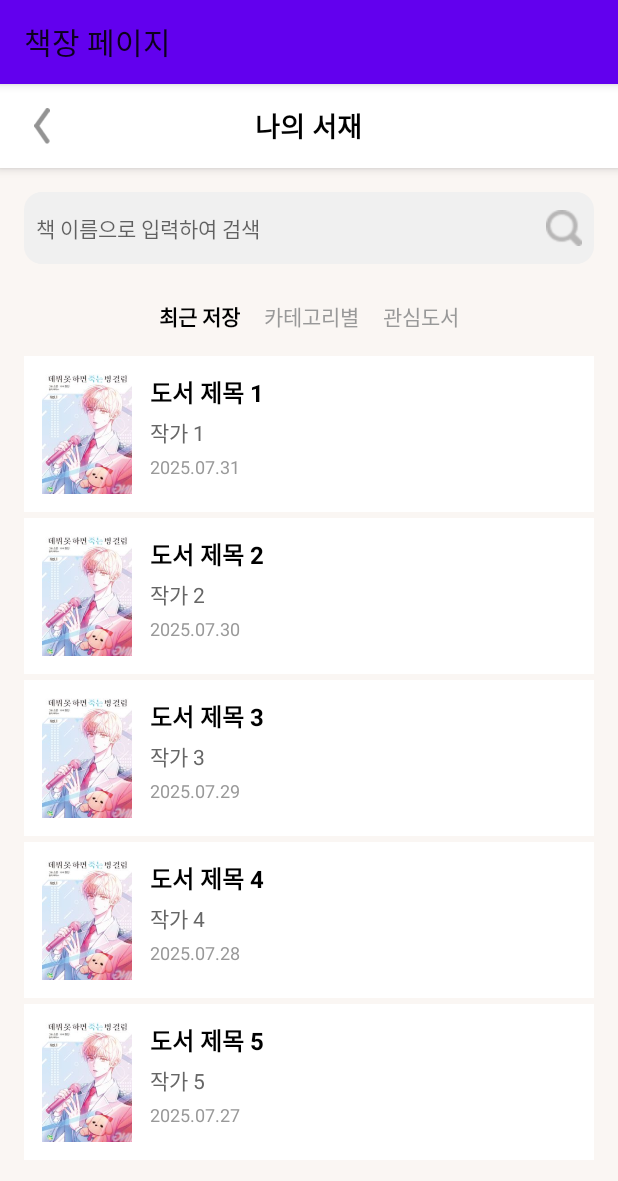
After one commit to AI-Book-Organizer-Team/FE-AI-Book, an Android app: the MyBookRecentActivity screen opened directly, with no data from a screen before it, on a phone screen of 412 x 824 dp. The commit adds this screen. Shown: the top 1181 px of the screen. Run offline under Robolectric (Android 15) with nearby library versions, the phone set to English and light mode, and no system bars.

Commit message:
Recent 순서 카테고리 정렬

```diff
--- a/app/src/main/java/com/example/fe_ai_book/MainActivity.java
+++ b/app/src/main/java/com/example/fe_ai_book/MainActivity.java
@@ -15,7 +15,8 @@ public class MainActivity extends AppCompatActivity {
         setContentView(R.layout.activity_main);
 
         Button signup = findViewById(R.id.signup_view);
-        Button userInfo = findViewById(R.id.btn_user_info);  // ← 추가된 부분
+        Button userInfo = findViewById(R.id.btn_user_info);
+        Button mybookRecent = findViewById(R.id.btn_mybook_recent);
 
         signup.setOnClickListener(new View.OnClickListener() {
             @Override
@@ -25,12 +26,20 @@ public class MainActivity extends AppCompatActivity {
             }
         });
 
-        userInfo.setOnClickListener(new View.OnClickListener() {  // ← 추가된 부분
+        userInfo.setOnClickListener(new View.OnClickListener() {
             @Override
             public void onClick(View v) {
                 Intent intent = new Intent(getApplicationContext(), UserInfoActivity.class);
                 startActivity(intent);
             }
         });
+
+        mybookRecent.setOnClickListener(new View.OnClickListener() {
+            @Override
+            public void onClick(View v) {
+                Intent intent = new Intent(getApplicationContext(), MyBookRecentActivity.class);
+                startActivity(intent);
+            }
+        });
     }
 }
--- /dev/null
+++ b/app/src/main/java/com/example/fe_ai_book/MyBookRecentActivity.java
@@ -0,0 +1,49 @@
+package com.example.fe_ai_book;
+
+import android.os.Bundle;
+import android.view.View;
+import android.widget.ImageView;
+
+import androidx.appcompat.app.AppCompatActivity;
+import androidx.recyclerview.widget.LinearLayoutManager;
+import androidx.recyclerview.widget.RecyclerView;
+
+import com.example.fe_ai_book.adapter.MyBookAdapter;
+import com.example.fe_ai_book.model.Book;
+
+import java.util.ArrayList;
+import java.util.List;
+
+public class MyBookRecentActivity extends AppCompatActivity {
+
+    private RecyclerView recyclerView;
+    private MyBookAdapter adapter;
+    private List<Book> bookList;
+
+    @Override
+    protected void onCreate(Bundle savedInstanceState) {
+        super.onCreate(savedInstanceState);
+        setContentView(R.layout.mybook_recent);
+
+        ImageView btnBack = findViewById(R.id.btn_back);
+        btnBack.setOnClickListener(new View.OnClickListener() {
+            @Override
+            public void onClick(View v) {
+                finish(); // 현재 액티비티 종료 = 뒤로가기
+            }
+        });
+
+        recyclerView = findViewById(R.id.recycler_view);
+        recyclerView.setLayoutManager(new LinearLayoutManager(this));
+
+        bookList = new ArrayList<>();
+        bookList.add(new Book("도서 제목 1", "작가 1", "2025.07.31", R.drawable.sample_cover_backducksu));
+        bookList.add(new Book("도서 제목 2", "작가 2", "2025.07.30", R.drawable.sample_cover_backducksu));
+        bookList.add(new Book("도서 제목 3", "작가 3", "2025.07.29", R.drawable.sample_cover_backducksu));
+        bookList.add(new Book("도서 제목 4", "작가 4", "2025.07.28", R.drawable.sample_cover_backducksu));
+        bookList.add(new Book("도서 제목 5", "작가 5", "2025.07.27", R.drawable.sample_cover_backducksu));
+
+        adapter = new MyBookAdapter(this, bookList);
+        recyclerView.setAdapter(adapter);
+    }
+}
--- /dev/null
+++ b/app/src/main/java/com/example/fe_ai_book/adapter/MyBookAdapter.java
@@ -0,0 +1,59 @@
+package com.example.fe_ai_book.adapter;
+
+import android.content.Context;
+import android.view.LayoutInflater;
+import android.view.View;
+import android.view.ViewGroup;
+import android.widget.ImageView;
+import android.widget.TextView;
+
+import androidx.recyclerview.widget.RecyclerView;
+
+import com.example.fe_ai_book.R;
+import com.example.fe_ai_book.model.Book;
+
+import java.util.List;
+
+public class MyBookAdapter extends RecyclerView.Adapter<MyBookAdapter.BookViewHolder> {
+
+    private Context context;
+    private List<Book> bookList;
+
+    public MyBookAdapter(Context context, List<Book> bookList) {
+        this.context = context;
+        this.bookList = bookList;
+    }
+
+    public static class BookViewHolder extends RecyclerView.ViewHolder {
+        ImageView ivCover;
+        TextView tvTitle, tvAuthor, tvDate;
+
+        public BookViewHolder(View itemView) {
+            super(itemView);
+            ivCover = itemView.findViewById(R.id.iv_book_cover);
+            tvTitle = itemView.findViewById(R.id.tv_book_title);
+            tvAuthor = itemView.findViewById(R.id.tv_book_author);
+            tvDate = itemView.findViewById(R.id.tv_book_date);
+        }
+    }
+
+    @Override
+    public BookViewHolder onCreateViewHolder(ViewGroup parent, int viewType) {
+        View view = LayoutInflater.from(context).inflate(R.layout.item_mybook, parent, false);
+        return new BookViewHolder(view);
+    }
+
+    @Override
+    public void onBindViewHolder(BookViewHolder holder, int position) {
+        Book book = bookList.get(position);
+        holder.ivCover.setImageResource(book.getImageResId()); // drawable 리소스
+        holder.tvTitle.setText(book.getTitle());
+        holder.tvAuthor.setText(book.getAuthor());
+        holder.tvDate.setText(book.getDateSaved());
+    }
+
+    @Override
+    public int getItemCount() {
+        return bookList.size();
+    }
+}
--- /dev/null
+++ b/app/src/main/java/com/example/fe_ai_book/model/Book.java
@@ -0,0 +1,33 @@
+package com.example.fe_ai_book.model;
+
+//더미 데이터. 추후 API 연결 후 수정 필요//
+
+public class Book {
+    private String title;
+    private String author;
+    private String dateSaved;
+    private int imageResId; // drawable resource id
+
+    public Book(String title, String author, String dateSaved, int imageResId) {
+        this.title = title;
+        this.author = author;
+        this.dateSaved = dateSaved;
+        this.imageResId = imageResId;
+    }
+
+    public String getTitle() {
+        return title;
+    }
+
+    public String getAuthor() {
+        return author;
+    }
+
+    public String getDateSaved() {
+        return dateSaved;
+    }
+
+    public int getImageResId() {
+        return imageResId;
+    }
+}
--- /dev/null
+++ b/app/src/main/res/drawable/bg_searchbox.xml
@@ -0,0 +1,7 @@
+<?xml version="1.0" encoding="utf-8"?>
+<shape xmlns:android="http://schemas.android.com/apk/res/android"
+    android:shape="rectangle">
+
+    <solid android:color="#F0F0F0"/> <!-- 배경색: 연회색 -->
+    <corners android:radius="12dp"/> <!-- 모서리 둥글게 -->
+</shape>
--- a/app/src/main/res/layout/activity_main.xml
+++ b/app/src/main/res/layout/activity_main.xml
@@ -28,4 +28,11 @@ android:layout_height="wrap_content"
     android:text="내 정보 보기"
     android:layout_marginTop="16dp" /> <!-- 추가된 버튼 -->
 
+    <Button
+        android:id="@+id/btn_mybook_recent"
+        android:layout_width="wrap_content"
+        android:layout_height="wrap_content"
+        android:text="최신순 책장 보기" />
+
+
     </LinearLayout>
--- /dev/null
+++ b/app/src/main/res/layout/item_mybook.xml
@@ -0,0 +1,52 @@
+<?xml version="1.0" encoding="utf-8"?>
+<LinearLayout xmlns:android="http://schemas.android.com/apk/res/android"
+    android:layout_width="match_parent"
+    android:layout_height="wrap_content"
+    android:orientation="horizontal"
+    android:padding="12dp"
+    android:background="@android:color/white"
+    android:layout_marginBottom="4dp">
+
+    <ImageView
+        android:id="@+id/iv_book_cover"
+        android:layout_width="60dp"
+        android:layout_height="80dp"
+        android:src="@drawable/sample_cover_backducksu"
+        android:scaleType="centerCrop"
+        android:contentDescription="최근 책 커버" />
+
+    <LinearLayout
+        android:layout_width="0dp"
+        android:layout_height="match_parent"
+        android:layout_weight="1"
+        android:orientation="vertical"
+        android:paddingStart="12dp">
+
+        <TextView
+            android:id="@+id/tv_book_title"
+            android:layout_width="wrap_content"
+            android:layout_height="wrap_content"
+            android:text="책 제목"
+            android:textSize="16sp"
+            android:textStyle="bold"
+            android:textColor="#000000" />
+
+        <TextView
+            android:id="@+id/tv_book_author"
+            android:layout_width="wrap_content"
+            android:layout_height="wrap_content"
+            android:text="작성자"
+            android:textSize="14sp"
+            android:textColor="#666666"
+            android:layout_marginTop="4dp" />
+
+        <TextView
+            android:id="@+id/tv_book_date"
+            android:layout_width="wrap_content"
+            android:layout_height="wrap_content"
+            android:text="2025.07.31 저장"
+            android:textSize="12sp"
+            android:textColor="#999999"
+            android:layout_marginTop="4dp" />
+    </LinearLayout>
+</LinearLayout>
--- /dev/null
+++ b/app/src/main/res/layout/mybook_recent.xml
@@ -0,0 +1,101 @@
+<?xml version="1.0" encoding="utf-8"?>
+<LinearLayout xmlns:android="http://schemas.android.com/apk/res/android"
+    android:orientation="vertical"
+    android:background="#FAF6F3"
+    android:layout_width="match_parent"
+    android:layout_height="match_parent">
+
+    <!-- 상단 바 -->
+    <RelativeLayout
+        android:layout_width="match_parent"
+        android:layout_height="56dp"
+        android:background="#FFFFFF"
+        android:paddingHorizontal="16dp"
+        android:elevation="4dp">
+
+        <ImageView
+            android:id="@+id/btn_back"
+            android:layout_width="24dp"
+            android:layout_height="24dp"
+            android:layout_centerVertical="true"
+            android:src="@drawable/ic_arrow_back" />
+
+        <TextView
+            android:layout_width="wrap_content"
+            android:layout_height="wrap_content"
+            android:text="나의 서재"
+            android:textSize="18sp"
+            android:textStyle="bold"
+            android:layout_centerInParent="true"
+            android:textColor="#000000"/>
+    </RelativeLayout>
+
+    <!-- 검색창 -->
+    <LinearLayout
+        android:layout_width="match_parent"
+        android:layout_height="48dp"
+        android:orientation="horizontal"
+        android:layout_margin="16dp"
+        android:background="@drawable/bg_searchbox"
+        android:gravity="center_vertical">
+
+        <EditText
+            android:id="@+id/search_box"
+            android:layout_width="0dp"
+            android:layout_height="wrap_content"
+            android:layout_weight="1"
+            android:hint="책 이름으로 입력하여 검색"
+            android:padding="8dp"
+            android:background="@android:color/transparent"
+            android:textSize="14sp"/>
+
+        <ImageView
+            android:layout_width="24dp"
+            android:layout_height="24dp"
+            android:src="@drawable/ic_search"
+            android:layout_marginEnd="8dp"/>
+    </LinearLayout>
+
+    <!-- 탭 -->
+    <LinearLayout
+        android:layout_width="match_parent"
+        android:layout_height="wrap_content"
+        android:orientation="horizontal"
+        android:gravity="center"
+        android:layout_marginBottom="8dp">
+
+        <TextView
+            android:id="@+id/tab_recent"
+            android:layout_width="wrap_content"
+            android:layout_height="wrap_content"
+            android:text="최근 저장"
+            android:textStyle="bold"
+            android:layout_margin="8dp"
+            android:textColor="#000000"/>
+
+        <TextView
+            android:id="@+id/tab_category"
+            android:layout_width="wrap_content"
+            android:layout_height="wrap_content"
+            android:text="카테고리별"
+            android:layout_margin="8dp"
+            android:textColor="#999999"/>
+
+        <TextView
+            android:id="@+id/tab_favorite"
+            android:layout_width="wrap_content"
+            android:layout_height="wrap_content"
+            android:text="관심도서"
+            android:layout_margin="8dp"
+            android:textColor="#999999"/>
+    </LinearLayout>
+
+    <!-- 도서 목록 -->
+    <androidx.recyclerview.widget.RecyclerView
+        android:id="@+id/recycler_view"
+        android:layout_width="match_parent"
+        android:layout_height="0dp"
+        android:layout_weight="1"
+        android:paddingHorizontal="16dp" />
+
+</LinearLayout>
```
Also changed, not shown: app/src/main/AndroidManifest.xml (+7 -1 lines), app/src/main/res/drawable/ic_search.png (added), app/src/main/res/drawable/ic_search/duke/duke1.gif (added), app/src/main/res/drawable/ic_search/duke/duke2.gif (added), app/src/main/res/drawable/ic_search/duke/duke3.gif (added), app/src/main/res/drawable/ic_search/duke/duke4.gif (added), app/src/main/res/drawable/sample_cover_backducksu.png (added). Lines whose indentation alone changed are shown as unchanged.
